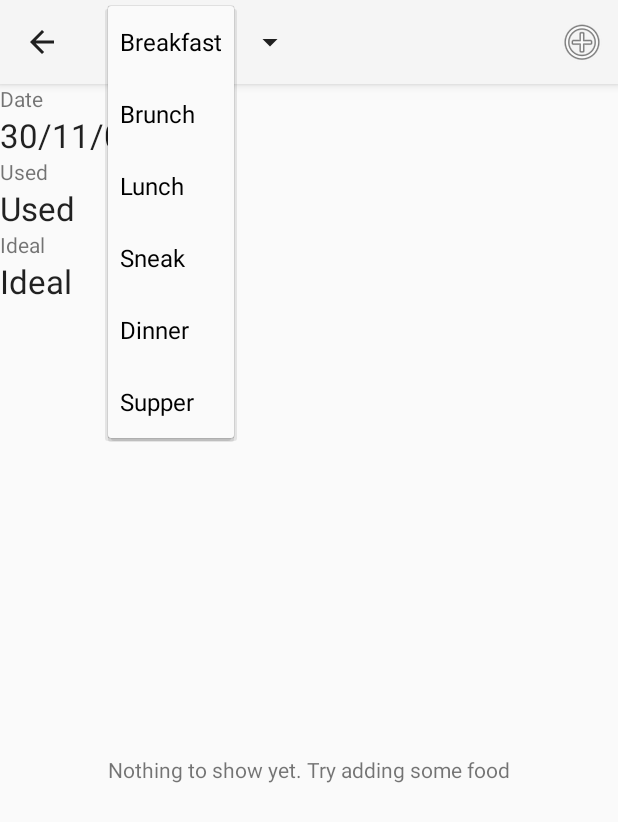
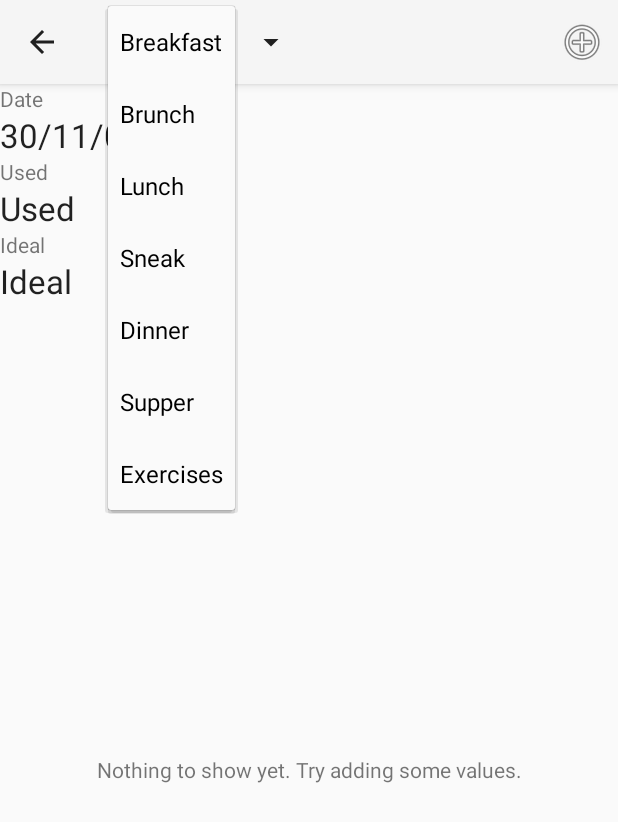
Before and after one commit to ARNdroid/EasyTargetDiet, an Android app: the FoodsUsageAct screen opened directly, with no data from a screen before it, after a tap on "Breakfast", on a phone screen of 412 x 824 dp. Shown: the top 822 px of the screen. Run offline under Robolectric (Android 15) with nearby library versions, the phone set to English and light mode, and no system bars; 5 statements that could not run were skipped.

Commit message:
Initial fix implementation @Mamute.

```diff
--- a/EasyTargetDiet/src/main/java/br/com/arndroid/etdiet/meals/Meals.java
+++ b/EasyTargetDiet/src/main/java/br/com/arndroid/etdiet/meals/Meals.java
@@ -19,13 +19,13 @@ public final class Meals {
     // The value of this constants can NOT
     // be changed since their values are stored
     // in database
-    static final public int EXERCISE = -1;
     static final public int BREAKFAST = 0;
     static final public int BRUNCH = 1;
     static final public int LUNCH = 2;
     static final public int SNACK = 3;
     static final public int DINNER = 4;
     static final public int SUPPER = 5;
+    static final public int EXERCISE = 6;
 
     public static int preferredMealForTimeInDate(Context context, int time, Date date) {
         final DaysManager manager = new DaysManager(context);
@@ -64,6 +64,8 @@ public final class Meals {
                 return entity.getDinnerGoal();
             case SUPPER:
                 return entity.getSupperGoal();
+            case EXERCISE:
+                return entity.getExerciseGoal();
             default:
                 throw new IllegalArgumentException("Invalid meal=" + meal);
         }
--- a/EasyTargetDiet/src/main/java/br/com/arndroid/etdiet/provider/Contract.java
+++ b/EasyTargetDiet/src/main/java/br/com/arndroid/etdiet/provider/Contract.java
@@ -255,7 +255,7 @@ public class Contract {
         public static final String ID_SELECTION = _ID + "=?";
         public static final String DATE_ID_AND_MEAL_SELECTION = DATE_ID + "=? AND " + MEAL + "=?";
         public static final String DATE_ID_SELECTION = DATE_ID + "=?";
-        public static final String DATE_ID_AND_NOT_EXERCISE_SELECTION = DATE_ID + "=? AND " + MEAL + ">" + Meals.EXERCISE;
+        public static final String DATE_ID_AND_NOT_EXERCISE_SELECTION = DATE_ID + "=? AND " + MEAL + "<>" + Meals.EXERCISE;
         public static final String DATE_ID_AND_EXERCISE_SELECTION = DATE_ID + "=? AND " + MEAL + "=" + Meals.EXERCISE;
 
 		/*
--- a/EasyTargetDiet/src/main/res/values/arrays.xml
+++ b/EasyTargetDiet/src/main/res/values/arrays.xml
@@ -8,6 +8,7 @@
         <item>@string/sneak</item>
         <item>@string/dinner</item>
         <item>@string/supper</item>
+        <item>@string/exercises</item>
     </string-array>
 
     <string-array name="months_short_name_list">
--- a/EasyTargetDiet/src/main/res/values/strings.xml
+++ b/EasyTargetDiet/src/main/res/values/strings.xml
@@ -18,7 +18,7 @@
     <string name="time">Time</string>
     <string name="description">Description</string>
     <string name="value">Value</string>
-    <string name="list_empty_foods_usage">Nothing to show yet. Try adding some food</string>
+    <string name="list_empty_foods_usage">Nothing to show yet. Try adding some values.</string>
     <string name="delete_food_usage_msg">Delete %1$s from %2$s?</string>
     <string name="no_show_two_digits_number">NN</string>
     <string name="no_show_small_month">Sep</string>
```
Also changed, not shown: EasyTargetDiet/src/main/java/br/com/arndroid/etdiet/provider/foodsusage/FoodsUsageManager.java (+6 -3 lines).
